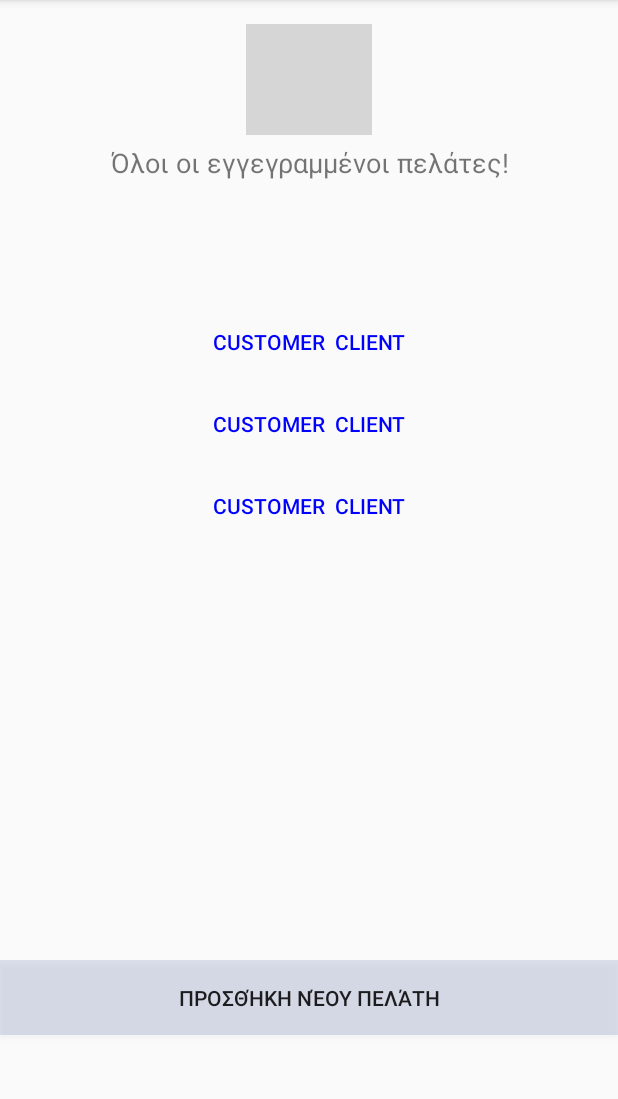
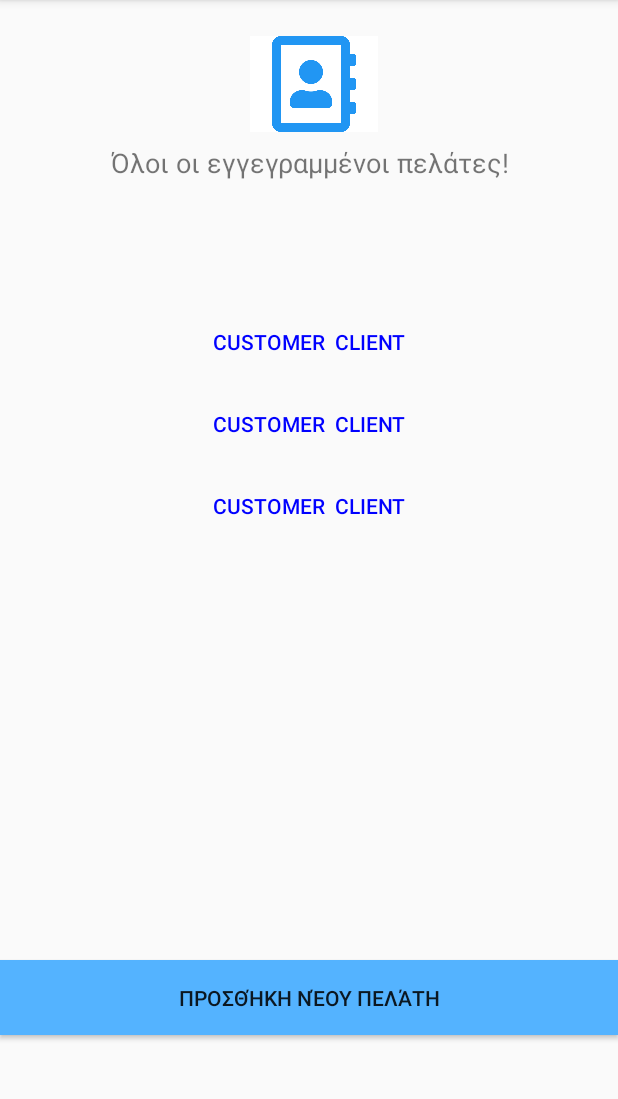
Before and after one commit to JasonChristo99/appointment-booking-app, an Android app: the CustomersActivity screen opened directly, with no data from a screen before it, on a phone screen of 412 x 824 dp, the part 84-1183 px from its top. Run offline under Robolectric (Android 15) with nearby library versions, the phone set to English and light mode, and no system bars; grey boxes are pictures that could not be loaded.

Commit message:
View -> Customers Kai merikes allages

```diff
--- a/android/app/src/main/AndroidManifest.xml
+++ b/android/app/src/main/AndroidManifest.xml
@@ -1,4 +1,5 @@
 <?xml version="1.0" encoding="utf-8"?>
+
 <manifest xmlns:android="http://schemas.android.com/apk/res/android"
 package="com.example.carlaundry">
 
@@ -9,13 +10,14 @@
     android:roundIcon="@mipmap/ic_launcher_round"
     android:supportsRtl="true"
     android:theme="@style/AppTheme">
-        <activity android:name=".view.Customers.CustomersAdd"></activity>
-        <activity android:name=".view.Customers.CustomersViewEdit" />
+    <activity android:name=".view.Appointments.AddEditAppointment.AddEditAppointmentActivity"></activity>
     <activity android:name=".view.CleaningStuffHome.CleaningStuffHomeActivity" />
     <activity android:name=".view.Statistics.StatisticsActivity" />
+    <activity android:name=".view.Customers.CustomersAdd"/>
+    <activity android:name=".view.Customers.CustomersViewEdit" />
     <activity android:name=".view.Customers.CustomersActivity" />
     <activity android:name=".view.CleaningStuff.CleaningStuffActivity" />
-        <activity android:name=".view.Appointments.AppointmentsActivity" />
+    <activity android:name=".view.Appointments.ManageAppointments.ManageAppointmentsActivity" />
     <activity android:name=".view.AdminHome.AdminHomeActivity" />
     <activity android:name=".view.Login.LoginActivity">
         <intent-filter>
--- a/android/app/src/main/res/layout/activity_customers.xml
+++ b/android/app/src/main/res/layout/activity_customers.xml
@@ -9,17 +9,6 @@
     xmlns:android="http://schemas.android.com/apk/res/android"
     xmlns:app="http://schemas.android.com/apk/res-auto">
 
-
-    <ImageView
-        android:id="@+id/imageView1"
-        android:layout_width="84dp"
-        android:layout_height="74dp"
-        android:layout_marginTop="16dp"
-        android:layout_marginEnd="164dp"
-        android:layout_marginRight="164dp"
-        app:layout_constraintEnd_toEndOf="parent"
-        app:layout_constraintTop_toTopOf="parent"
-        app:srcCompat="@drawable/customerrs_icon" />
 
     <TextView
         android:id="@+id/textView1"
@@ -60,11 +49,25 @@
         android:layout_height="50dp"
         android:layout_marginTop="10dp"
         android:layout_marginBottom="8dp"
-        android:background="#262C4397"
+        android:alpha="50"
+        android:background="@color/colorAccent"
         android:text="Προσθήκη Νέου Πελάτη"
         app:layout_constraintBottom_toBottomOf="parent"
         app:layout_constraintEnd_toEndOf="parent"
         app:layout_constraintTop_toBottomOf="@id/scrollView3" />
 
+    <ImageView
+        android:id="@+id/imageView1"
+        android:layout_width="85dp"
+        android:layout_height="64dp"
+        android:layout_marginTop="24dp"
+        android:layout_marginEnd="160dp"
+        android:layout_marginRight="160dp"
+        android:background="#FFFFFF"
+        android:tint="@color/colorPrimary"
+        app:layout_constraintEnd_toEndOf="parent"
+        app:layout_constraintTop_toTopOf="parent"
+        app:srcCompat="@drawable/contacts_icon" />
+
 
 </androidx.constraintlayout.widget.ConstraintLayout>
```
Lines whose indentation alone changed are shown as unchanged.
